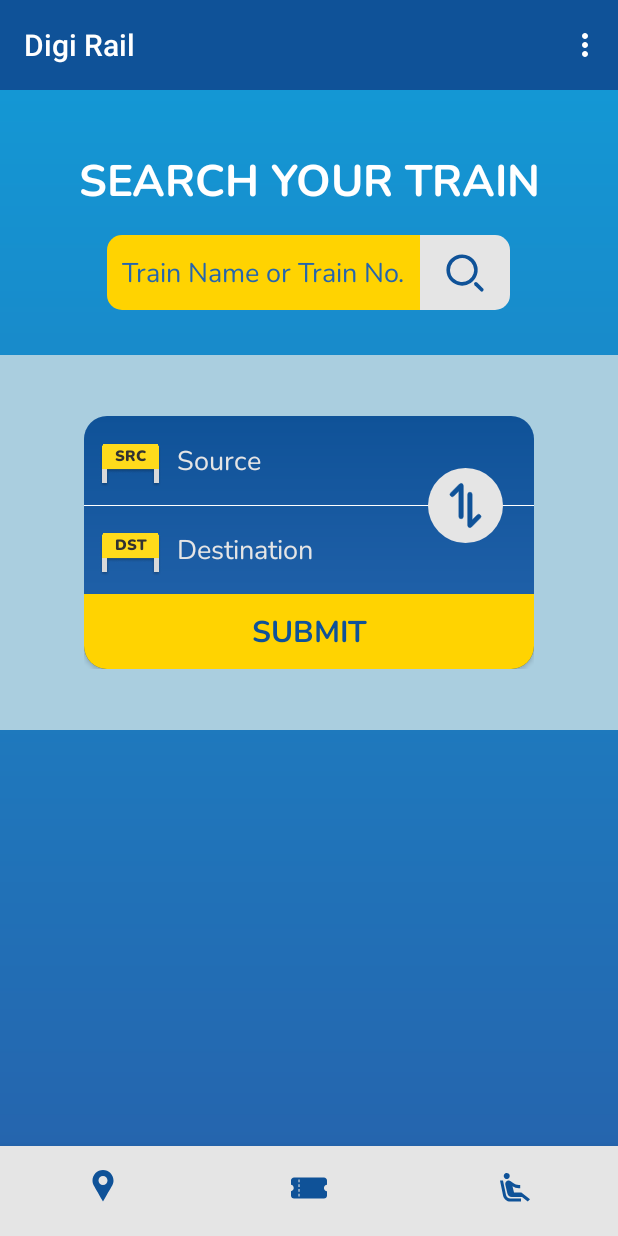
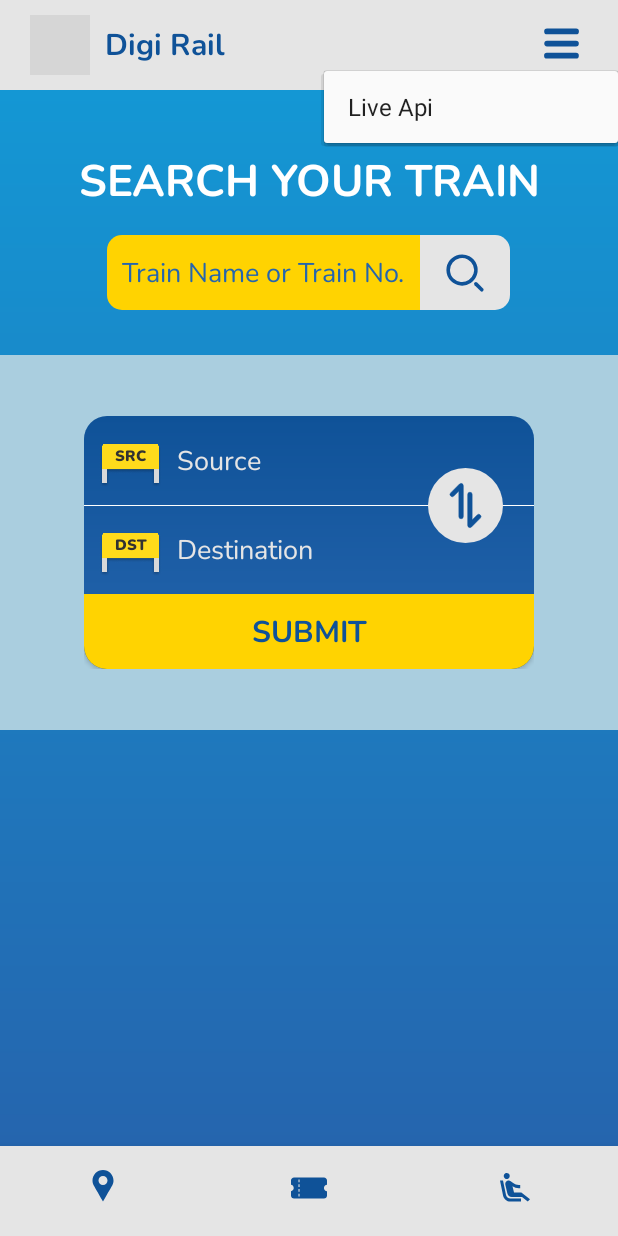
Before and after one commit to MeetSuthar278/Digi-Rail, an Android app: the screen it shows after launch (MainActivity), after a tap on "TODO", on a phone screen of 412 x 824 dp. Run offline under Robolectric (Android 15) with nearby library versions, the phone set to English and light mode, and no system bars; Roboto replaces fonts that are not available here; grey boxes are pictures that could not be loaded.

Commit message:
Updated small changes in App

```diff
--- a/app/src/main/java/com/example/myrail/MainActivity.java
+++ b/app/src/main/java/com/example/myrail/MainActivity.java
@@ -8,9 +8,13 @@ import androidx.fragment.app.Fragment;
 
 import android.content.pm.ActivityInfo;
 import android.os.Bundle;
+import android.util.Log;
 import android.view.Menu;
 import android.view.MenuItem;
+import android.view.View;
 import android.widget.Button;
+import android.widget.ImageButton;
+import android.widget.PopupMenu;
 import android.widget.TextView;
 
 import com.google.android.material.bottomnavigation.BottomNavigationView;
@@ -22,17 +26,41 @@ public class MainActivity extends AppCompatActivity {
     ReservationFragment rf = new ReservationFragment();
     MonitorFragment mf = new MonitorFragment();
     BottomNavigationView bn;
-    TextView dt;
-    private Button db;
+    private ImageButton nav_button;
     @Override
     protected void onCreate(Bundle savedInstanceState) {
         super.onCreate(savedInstanceState);
         setContentView(R.layout.activity_main);
 
-        Toolbar toolbar = findViewById(R.id.toolbar);
-        setSupportActionBar(toolbar);
+        Log.d("lapi", "onCreate: Activity Created");
+        bn = findViewById(R.id.bottom_nav);
+        nav_button = findViewById(R.id.nav_btn);
+        final boolean[] liveapi = {false};
 
-        bn = findViewById(R.id.bottom_nav);
+
+        nav_button.setOnClickListener(new View.OnClickListener() {
+            @Override
+            public void onClick(View view) {
+                PopupMenu popupMenu = new PopupMenu(MainActivity.this, view);
+                popupMenu.setOnMenuItemClickListener(new PopupMenu.OnMenuItemClickListener() {
+                    @Override
+                    public boolean onMenuItemClick(MenuItem item) {
+                        if (item.getItemId() == R.id.live) {
+                            liveapi[0] = true;
+                            Log.d("lapi", "onCreateView: "+liveapi[0]);
+                            return true;
+                        } else {
+                            return false;
+                        }
+                    }
+                });
+                popupMenu.inflate(R.menu.nav);
+                popupMenu.show();
+            }
+        });
+
+
+
         if(savedInstanceState == null){
         getSupportFragmentManager().beginTransaction().replace(R.id.container,tf).commit();
         }
@@ -41,15 +69,15 @@ public class MainActivity extends AppCompatActivity {
             @Override
             public boolean onNavigationItemSelected(MenuItem item) {
                     if(item.getItemId() == R.id.Tracking){
-                       ReplaceF(tf);
+                       ReplaceF(tf,liveapi[0]);
                         return true;
                     }
                     else if(item.getItemId() == R.id.Reserve) {
-                        ReplaceF(rf);
+                        ReplaceF(rf,liveapi[0]);
                         return true;
                     }
                     else if(item.getItemId() == R.id.Monitor) {
-                        ReplaceF(mf);
+                        ReplaceF(mf,liveapi[0]);
                         return true;
                     }
             return false;
@@ -57,13 +85,12 @@ public class MainActivity extends AppCompatActivity {
         });
     }
 
-    @Override
-    public boolean onCreateOptionsMenu(Menu menu) {
-        getMenuInflater().inflate(R.menu.toolbar,menu);
-        return true;
-    }
+    public void ReplaceF(Fragment f,boolean lapi){
 
-    public void ReplaceF(Fragment f){
+        Bundle bundle = new Bundle();
+        bundle.putBoolean("liveapi", lapi);
+        Log.d("lapi", "onCreateView: "+lapi);
+        f.setArguments(bundle);
         getSupportFragmentManager().beginTransaction().replace(R.id.container,f).addToBackStack(null).commit();
     }
 }
--- a/app/src/main/java/com/example/myrail/TrackingFragment.java
+++ b/app/src/main/java/com/example/myrail/TrackingFragment.java
@@ -13,6 +13,7 @@ import android.text.Editable;
 import android.text.TextWatcher;
 import android.util.Log;
 import android.view.LayoutInflater;
+import android.view.MenuItem;
 import android.view.View;
 import android.view.ViewGroup;
 import android.widget.AdapterView;
@@ -21,6 +22,7 @@ import android.widget.AutoCompleteTextView;
 import android.widget.Button;
 import android.widget.ImageButton;
 import android.widget.ListView;
+import android.widget.PopupMenu;
 import android.widget.TextView;
 import android.widget.Toast;
 
@@ -51,12 +53,11 @@ public class TrackingFragment extends Fragment {
     private  String st;
     private List<StationItem> StationList;
     private ListView train_name_dialog;
+
     @Override
     public View onCreateView(LayoutInflater inflater, ViewGroup container, Bundle savedInstanceState) {
             Context context = getContext();
             View v = inflater.inflate(R.layout.fragment_tracking,container,false);
-            View v1 = inflater.inflate(R.layout.sd_select,container,false);
-            View v2 = inflater.inflate(R.layout.train_dialog,container,false);
             String[] station = {"Anand","Vadodara","Ahmedabad","Ajmer","Abu","Nadiad","Ankleshwar","America"};
             source = v.findViewById(R.id.source);
             destination = v.findViewById(R.id.destination);
@@ -67,14 +68,27 @@ public class TrackingFragment extends Fragment {
             source_code = v.findViewById(R.id.source_code);
             destination_code = v.findViewById(R.id.destination_code);
             label = v.findViewById(R.id.label);
+            boolean liveapi = false;
 
-            train_search.setOnClickListener(view -> {
+
+
+        Bundle args = getArguments();
+        if (args != null) {
+            liveapi = args.getBoolean("liveapi", false);
+            Log.d("lapi", "onCreateView: "+liveapi);
+        } else {
+            liveapi = false;
+        }
+
+
+        boolean finalLiveapi = liveapi;
+        train_search.setOnClickListener(view -> {
                 String searchText = train_name_no.getText().toString();
                 if(searchText.isEmpty()){
                     Toast.makeText(context,"Enter Train Name or Number.",Toast.LENGTH_SHORT).show();
                 }
                 else {
-                    makeApiRequest(searchText);
+                    makeApiRequest(searchText, finalLiveapi);
                 }
             });
 
@@ -114,12 +128,13 @@ public class TrackingFragment extends Fragment {
 
             submit.setOnClickListener(view -> {
                 String s=source.getText().toString(), d=destination.getText().toString();
-                if(!s.isEmpty() && !d.isEmpty()){
+                if(!s.isEmpty() && !d.isEmpty() && !s.equals(d)){
                     Intent intent = new Intent(getActivity(), TrainList.class);
                     intent.putExtra("Src",s);
                     intent.putExtra("Dst",d);
                     intent.putExtra("sc",source_code.getText().toString());
                     intent.putExtra("dc", destination_code.getText().toString());
+                    intent.putExtra("liveapi",finalLiveapi);
                     Log.d("intent", "onCreateView: "+s+" and "+d);
                     startActivity(intent);
                 }
@@ -130,11 +145,13 @@ public class TrackingFragment extends Fragment {
                     Toast.makeText(context,"Enter the Source.", Toast.LENGTH_SHORT).show();
                 } else if (d.isEmpty()) {
                     Toast.makeText(context,"Enter the Destination.", Toast.LENGTH_SHORT).show();
-                }
-                else{
+                }else if (s.equals(d)) {
+                    Toast.makeText(context,"Arrival & Destination cannot be same.", Toast.LENGTH_SHORT).show();
+                } else {
                     Toast.makeText(context,"Enter Valid Station.", Toast.LENGTH_SHORT).show();
                 }
             });
+
             AutoStationItemAdapter adapter = new AutoStationItemAdapter(context, StationList);
             source.setAdapter(adapter);
             destination.setAdapter(adapter);
@@ -174,7 +191,7 @@ public class TrackingFragment extends Fragment {
 
     }
 
-    private void makeApiRequest(String searchText) {
+    private void makeApiRequest(String searchText,boolean liveapi) {
         OkHttpClient client = new OkHttpClient();
 
         MediaType mediaType = MediaType.parse("application/json; charset=utf-8");
@@ -231,6 +248,7 @@ public class TrackingFragment extends Fragment {
                                             Intent intent = new Intent(getActivity(), LiveTrain.class);
                                             intent.putExtra("train_name",trains.get(i).getTName());
                                             intent.putExtra("train_no",trains.get(i).getTNumber());
+                                            intent.putExtra("liveapi",liveapi);
                                             startActivity(intent);
                                         }
                                     });
--- /dev/null
+++ b/app/src/main/res/drawable/menu_svgrepo_com.xml
@@ -0,0 +1,9 @@
+<vector xmlns:android="http://schemas.android.com/apk/res/android"
+    android:width="35dp"
+    android:height="35dp"
+    android:viewportWidth="19"
+    android:viewportHeight="19">
+  <path
+      android:pathData="M3.289,4.836a1.03,1.03 0,0 1,1.03 -1.029h10.363a1.03,1.03 0,1 1,0 2.059L4.318,5.866A1.03,1.03 0,0 1,3.29 4.836zM15.711,9.183a1.03,1.03 0,0 1,-1.03 1.029L4.319,10.212a1.03,1.03 0,0 1,0 -2.059h10.364a1.03,1.03 0,0 1,1.029 1.03zM15.711,13.528a1.03,1.03 0,0 1,-1.03 1.03L4.319,14.558a1.03,1.03 0,1 1,0 -2.059h10.364a1.03,1.03 0,0 1,1.029 1.03z"
+      android:fillColor="#0F5298"/>
+</vector>
--- a/app/src/main/res/layout/action_bar.xml
+++ b/app/src/main/res/layout/action_bar.xml
@@ -1,26 +1,39 @@
 <?xml version="1.0" encoding="utf-8"?>
 <RelativeLayout xmlns:android="http://schemas.android.com/apk/res/android"
-    android:id="@+id/action_bar"
+    android:id="@+id/act_bar"
     android:layout_width="match_parent"
-    android:layout_height="match_parent"
-    android:background="@color/yellow">
+    android:layout_height="60dp"
+    android:background="@color/grey">
+
+    <ImageView
+        android:id="@+id/act_icon"
+        android:layout_width="40dp"
+        android:layout_height="40dp"
+        android:layout_marginLeft="20dp"
+        android:layout_centerVertical="true"
+        android:src="@drawable/logo__2_"/>
 
     <TextView
         android:layout_width="wrap_content"
         android:layout_height="wrap_content"
         android:text="Digi Rail"
+        android:layout_toRightOf="@+id/act_icon"
         android:fontFamily="@font/nunito_bold"
         android:textColor="@color/dblue"
+        android:layout_centerVertical="true"
         android:textSize="20dp"
-        android:layout_marginTop="8dp"
-        android:layout_marginLeft="20dp"/>
+        android:layout_marginLeft="10dp"/>
 
     <ImageButton
+        android:id="@+id/nav_btn"
         android:layout_width="wrap_content"
         android:layout_height="wrap_content"
+        android:src="@drawable/menu_svgrepo_com"
+        android:background="#00000000"
+        android:layout_gravity="center"
+        android:layout_centerVertical="true"
         android:layout_alignParentEnd="true"
-        android:src="@drawable/baseline_add_box_24"
-        android:layout_marginTop="2dp"
-        android:layout_marginEnd="20dp" />
+        android:layout_marginRight="20dp"
+        android:contentDescription="TODO"/>
 
 </RelativeLayout>
--- a/app/src/main/res/layout/activity_live_train.xml
+++ b/app/src/main/res/layout/activity_live_train.xml
@@ -9,7 +9,7 @@
 
     <LinearLayout
         android:layout_width="match_parent"
-        android:layout_height="50dp"
+        android:layout_height="60dp"
         android:background="@color/dblue">
 
         <TextView
@@ -54,7 +54,7 @@
         android:id="@+id/sd_frame"
         android:layout_width="match_parent"
         android:layout_height="wrap_content"
-        android:layout_marginTop="80dp">
+        android:layout_marginTop="90dp">
 
         <LinearLayout
             android:layout_width="350dp"
--- a/app/src/main/res/layout/activity_main.xml
+++ b/app/src/main/res/layout/activity_main.xml
@@ -7,21 +7,24 @@
     android:background="@color/black"
     tools:context=".MainActivity">
 
-<androidx.appcompat.widget.Toolbar
-    android:id="@+id/toolbar"
-    android:layout_width="match_parent"
-    android:layout_height="wrap_content"
-    android:background="@color/dblue"
-    android:theme="@style/ThemeOverlay.AppCompat.Dark.ActionBar"
-    app:popupTheme="@style/ThemeOverlay.AppCompat.Light"
-    app:title="Digi Rail">
-</androidx.appcompat.widget.Toolbar>
+<!--    -->
+<!--<androidx.appcompat.widget.Toolbar-->
+<!--    android:id="@+id/toolbar"-->
+<!--    android:layout_width="match_parent"-->
+<!--    android:layout_height="wrap_content"-->
+<!--    android:background="@color/dblue"-->
+<!--    android:theme="@style/ThemeOverlay.AppCompat.Dark.ActionBar"-->
+<!--    app:popupTheme="@style/ThemeOverlay.AppCompat.Light"-->
+<!--    app:title="Digi Rail">-->
+<!--</androidx.appcompat.widget.Toolbar>-->
+
+    <include layout="@layout/action_bar"/>
 
     <FrameLayout
         android:id="@+id/container"
         android:layout_width="match_parent"
         android:layout_height="match_parent"
-        android:layout_below="@+id/toolbar"
+        android:layout_below="@+id/act_bar"
         android:layout_above="@+id/bottom_nav"/>
 
     <com.google.android.material.bottomnavigation.BottomNavigationView
--- a/app/src/main/res/layout/activity_train_list.xml
+++ b/app/src/main/res/layout/activity_train_list.xml
@@ -10,9 +10,9 @@
 
     <LinearLayout
         android:layout_width="match_parent"
-        android:layout_height="50dp"
+        android:layout_height="60dp"
         android:gravity="center"
-        android:background="@drawable/background">
+        android:background="@color/dblue">
 
         <TextView
             android:id="@+id/src_label"
--- a/app/src/main/res/layout/train_list_adapter.xml
+++ b/app/src/main/res/layout/train_list_adapter.xml
@@ -21,7 +21,7 @@
         android:layout_height="wrap_content"
         android:text="Intercity Express"
         android:maxLines="1"
-        android:textSize="20dp"
+        android:textSize="18dp"
         android:fontFamily="@font/nunito"
         android:textColor="@color/dblue"
         android:layout_marginLeft="5dp"
@@ -38,7 +38,7 @@
         android:id="@+id/trainlist_time"
         android:layout_width="wrap_content"
         android:layout_height="wrap_content"
-        android:textSize="18dp"
+        android:textSize="16dp"
         android:fontFamily="@font/nunito_bold"
         android:maxLines="1"
         android:textColor="@color/blue2"
--- /dev/null
+++ b/app/src/main/res/menu/nav.xml
@@ -0,0 +1,6 @@
+<?xml version="1.0" encoding="utf-8"?>
+<menu xmlns:android="http://schemas.android.com/apk/res/android">
+
+    <item android:id="@+id/live"
+        android:title="Live Api"/>
+</menu>
--- a/app/src/main/res/values/themes.xml
+++ b/app/src/main/res/values/themes.xml
@@ -5,12 +5,7 @@
          <item name="colorPrimaryDark">@color/black</item>
         <item name="colorPrimary">@color/blue</item>
         <item name="actionBarSize">60dp</item>
-        <item name="actionBarStyle">@style/Base.Theme.MyRail</item>
         <item name="android:navigationBarColor">@color/grey</item>
     </style>
 
-    <style name="Theme.MyRail" parent="Base.Theme.MyRail" >
-        <item name="android:layout">@layout/action_bar</item>
-        <item name="android:navigationBarColor">@color/grey</item>
-    </style>
 </resources>
```
Also changed, not shown: app/src/main/java/com/example/myrail/LiveTrain.java (+11 -8 lines), app/src/main/java/com/example/myrail/TrainList.java (+38 -24 lines), 1 other file.
